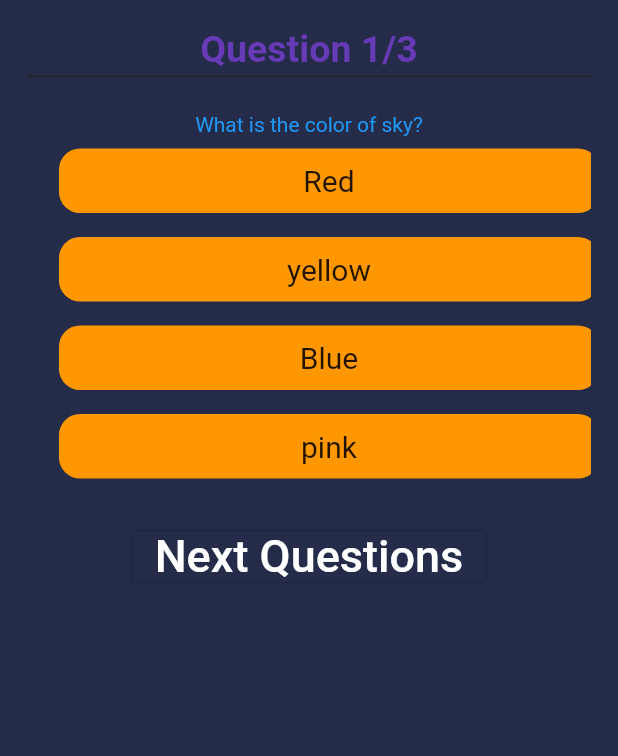
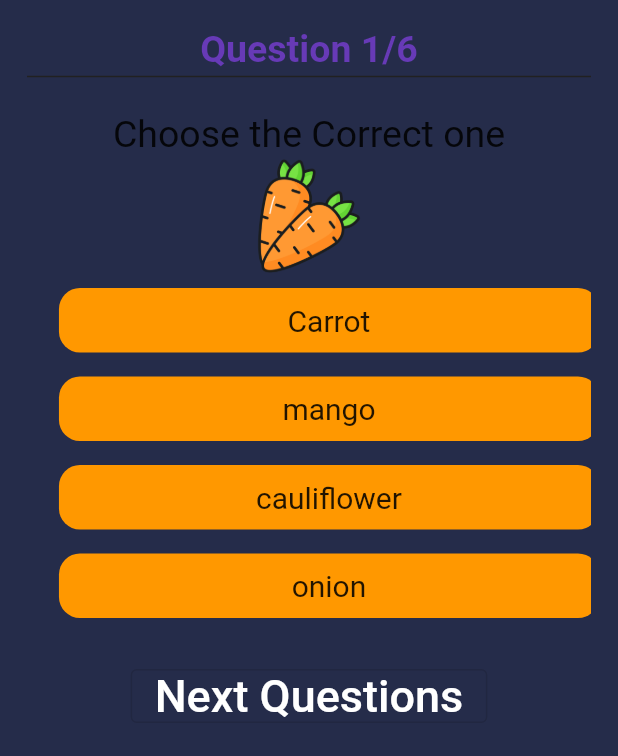
Before and after one commit to sovaamahato/kido_learn, a Flutter app: the Level1Screen screen opened directly, on a phone screen of 412 x 824 dp. Shown: the top 756 px of the screen. Run offline on Flutter 3.47's test engine with Material 2 defaults, Android fonts, the phone set to English and light mode, and no system bars; our stand-ins replace google_fonts, lottie.

Commit message:
questions done for level one

```diff
--- a/lib/components/questions_list.dart
+++ b/lib/components/questions_list.dart
@@ -2,31 +2,71 @@ import 'package:flutter/material.dart';
 
 import 'question_model.dart';
 List<QuestionModel> questions=[
-  // QuestionModel("Choose carrot from the below?", {
+  QuestionModel("lib/images/carrots.png", {
+    'Carrot':true,
+    'mango':false,
+    'cauliflower':false,
+    'onion':false
+  }),
+   QuestionModel("lib/images/dog.png", {
+    'cat':false,
+    'dog':true,
+    'duck':false,
+    'Dolphin':false
+  }),
+
+  QuestionModel("lib/images/cauliflower.png", {
+    'Carrot':false,
+    'mango':false,
+    'cauliflower':true,
+    'onion':false
+  }),
+   QuestionModel("lib/images/butterfly.png", {
+    'lion':false,
+    'cow':false,
+    'snake':false,
+    'butterfly':true
+  }),
+
+  QuestionModel("lib/images/potato.png", {
+    'Carrot':false,
+    'mango':false,
+    'cauliflower':false,
+    'potato':true
+  }),
+  QuestionModel("lib/images/lion.png", {
+    'Buffalo':false,
+    'elephant':false,
+    'goat':false,
+    'lion':true
+  }),
+
+  //  QuestionModel("Choose pppp from the below?", {
+  //   'lib/images/cauliflower.png':false,
   //   'lib/images/carrots.png':true,
-  //   'lib/images/cauliflower.png':false,
+
   //   'lib/images/potato.png':false,
   //   'lib/images/okra.png':false
   // }),
 
-  QuestionModel("What is the color of sky?",{
-    "Red":false,
-    "yellow":false,
-    "Blue":true,
-    "pink":false
-  }),
-  QuestionModel("How many letters are thre in A to Z?",{
-    "23":false,
-    "30":false,
-    "40":false,
-    "26":true
-  }),
-  QuestionModel("What is the color of sky?",{
-    "Red":false,
-    "yellow":false,
-    "Blue":true,
-    "pink":false
-  })
+  // QuestionModel("What is the color of sky?",{
+  //   "Red":false,
+  //   "yellow":false,
+  //   "Blue":true,
+  //   "pink":false
+  // }),
+  // QuestionModel("How many letters are thre in A to Z?",{
+  //   "23":false,
+  //   "30":false,
+  //   "40":false,
+  //   "26":true
+  // }),
+  // QuestionModel("What is the color of sky?",{
+  //   "Red":false,
+  //   "yellow":false,
+  //   "Blue":true,
+  //   "pink":false
+  // })
 
 ];
 
--- a/lib/components/result.dart
+++ b/lib/components/result.dart
@@ -3,6 +3,7 @@ import 'package:flutter/material.dart';
 class Result extends StatelessWidget {
   //final List<String> choosenAnswers;
   //const Result({required this.choosenAnswers});
+
   final int score;
   Result( this.score);
 
@@ -10,14 +11,13 @@ class Result extends StatelessWidget {
   Widget build(BuildContext context) {
     return Scaffold(
       body: Center(
+
                   child: Column(
                     children: [
                       Text('Quize complete!!'),
-                      Text("${score}" )
+                      Text("${score}")
                     ],
                   ),
-
-
                 ),
     );
 
--- a/lib/screen/level_1_screen.dart
+++ b/lib/screen/level_1_screen.dart
@@ -60,12 +60,15 @@ class _Level1ScreenState extends State<Level1Screen> {
                     const SizedBox(
                       height: 20,
                     ),
+
+                    const Text("Choose the Correct one",style: TextStyle(fontSize: 25),),
                     //question
-                    Text(
+                    Image.asset(
                       questions[index].question!,
-                      style: TextStyle(color: Colors.blue),
+                      height: 80,
+
                     ),
-//buttons for answer linst
+                //buttons for answer linst
 
                     for (int i = 0; i < questions[index].answer!.length; i++)
                       Answer(
```
Also changed, not shown: lib/images/butterfly.png (added), lib/images/dog.png (added), lib/images/lion.png (added).
